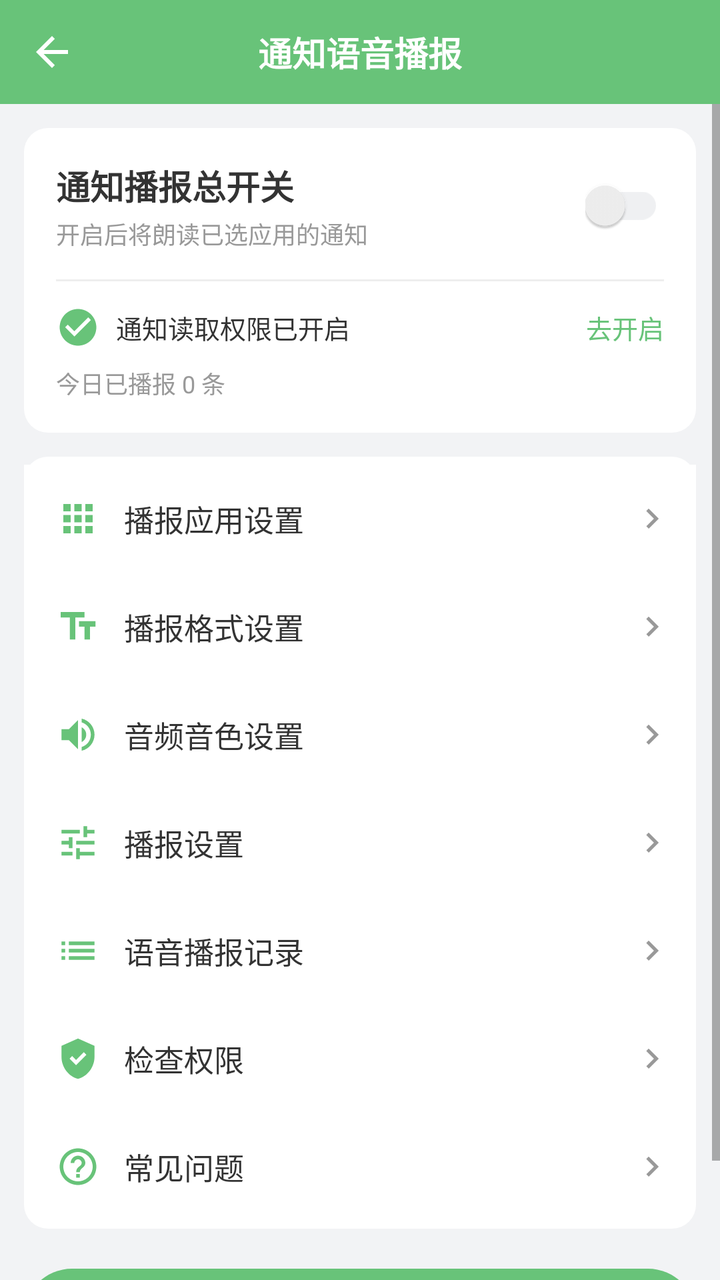
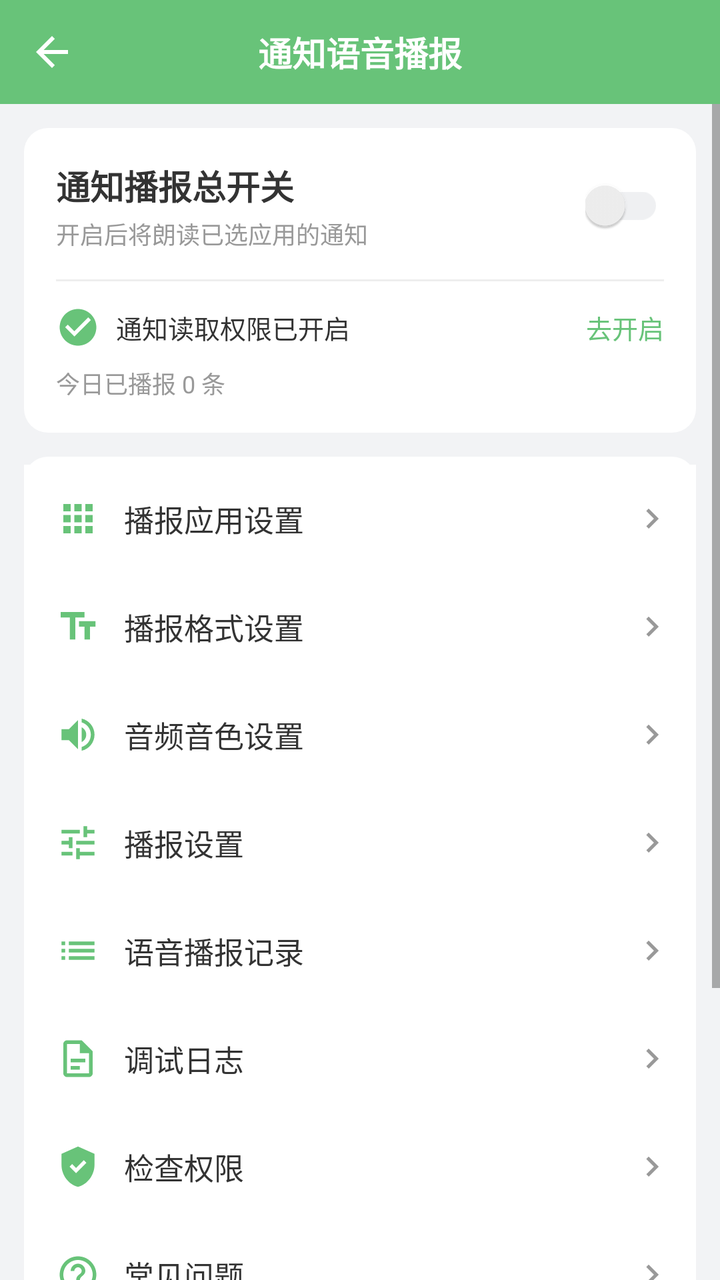

An Android layout rendered at two revisions. The XML below is the earlier revision; the diff shows what the commit changed to produce the second picture.
<!-- AndroidManifest.xml: application theme AppTheme -->
<!-- res/layout/activity_main.xml -->
<?xml version="1.0" encoding="utf-8"?>
<LinearLayout xmlns:android="http://schemas.android.com/apk/res/android"
    android:layout_width="match_parent"
    android:layout_height="match_parent"
    android:background="@color/page_bg"
    android:orientation="vertical">

    <include layout="@layout/view_titlebar" />

    <ScrollView
        android:layout_width="match_parent"
        android:layout_height="0dp"
        android:layout_weight="1"
        android:fillViewport="true">

        <LinearLayout
            android:layout_width="match_parent"
            android:layout_height="wrap_content"
            android:orientation="vertical"
            android:paddingBottom="24dp">

            
            <LinearLayout
                android:layout_width="match_parent"
                android:layout_height="wrap_content"
                android:layout_marginStart="12dp"
                android:layout_marginTop="12dp"
                android:layout_marginEnd="12dp"
                android:background="@drawable/bg_card"
                android:orientation="vertical"
                android:padding="16dp">

                <LinearLayout
                    android:layout_width="match_parent"
                    android:layout_height="wrap_content"
                    android:gravity="center_vertical"
                    android:orientation="horizontal">

                    <LinearLayout
                        android:layout_width="0dp"
                        android:layout_height="wrap_content"
                        android:layout_weight="1"
                        android:orientation="vertical">

                        <TextView
                            android:layout_width="wrap_content"
                            android:layout_height="wrap_content"
                            android:text="通知播报总开关"
                            android:textColor="@color/text_main"
                            android:textSize="17sp"
                            android:textStyle="bold" />

                        <TextView
                            android:id="@+id/tvMasterDesc"
                            style="@style/RowDesc"
                            android:layout_width="wrap_content"
                            android:layout_height="wrap_content"
                            android:text="开启后将朗读已选应用的通知" />
                    </LinearLayout>

                    <androidx.appcompat.widget.SwitchCompat
                        android:id="@+id/swMaster"
                        android:theme="@style/GreenSwitch"
                        android:layout_width="wrap_content"
                        android:layout_height="wrap_content" />
                </LinearLayout>

                <View
                    android:layout_width="match_parent"
                    android:layout_height="1dp"
                    android:layout_marginTop="14dp"
                    android:background="@color/divider" />

                <LinearLayout
                    android:id="@+id/boxStatus"
                    android:layout_width="match_parent"
                    android:layout_height="wrap_content"
                    android:layout_marginTop="12dp"
                    android:gravity="center_vertical"
                    android:orientation="horizontal">

                    <ImageView
                        android:id="@+id/ivStatus"
                        android:layout_width="22dp"
                        android:layout_height="22dp"
                        android:contentDescription="@string/app_name"
                        android:src="@drawable/ic_check" />

                    <TextView
                        android:id="@+id/tvStatus"
                        android:layout_width="0dp"
                        android:layout_height="wrap_content"
                        android:layout_marginStart="8dp"
                        android:layout_weight="1"
                        android:text="通知读取权限已开启"
                        android:textColor="@color/text_main"
                        android:textSize="13sp" />

                    <TextView
                        android:id="@+id/tvStatusAction"
                        android:layout_width="wrap_content"
                        android:layout_height="wrap_content"
                        android:text="去开启"
                        android:textColor="@color/green"
                        android:textSize="13sp" />
                </LinearLayout>

                <TextView
                    android:id="@+id/tvTodayCount"
                    style="@style/RowDesc"
                    android:layout_width="wrap_content"
                    android:layout_height="wrap_content"
                    android:layout_marginTop="8dp"
                    android:text="今日已播报 0 条" />
            </LinearLayout>

            
            <LinearLayout
                android:layout_width="match_parent"
                android:layout_height="wrap_content"
                android:layout_marginStart="12dp"
                android:layout_marginTop="12dp"
                android:layout_marginEnd="12dp"
                android:background="@drawable/bg_card"
                android:orientation="vertical"
                android:paddingTop="4dp"
                android:paddingBottom="4dp">

                <LinearLayout
                    android:id="@+id/rowApps"
                    style="@style/RowTitle"
                    android:layout_width="match_parent"
                    android:layout_height="54dp"
                    android:background="@color/card_bg"
                    android:gravity="center_vertical"
                    android:orientation="horizontal"
                    android:paddingStart="16dp"
                    android:paddingEnd="12dp">

                    <ImageView
                        android:layout_width="22dp"
                        android:layout_height="22dp"
                        android:contentDescription="@string/app_name"
                        android:src="@drawable/ic_m_apps" />

                    <TextView
                        android:layout_width="0dp"
                        android:layout_height="wrap_content"
                        android:layout_marginStart="12dp"
                        android:layout_weight="1"
                        android:text="播报应用设置"
                        android:textColor="@color/text_main"
                        android:textSize="15sp" />

                    <TextView
                        android:id="@+id/tvAppsCount"
                        android:layout_width="wrap_content"
                        android:layout_height="wrap_content"
                        android:textColor="@color/text_sub"
                        android:textSize="13sp" />

                    <ImageView
                        android:layout_width="20dp"
                        android:layout_height="20dp"
                        android:contentDescription="@string/app_name"
                        android:src="@drawable/ic_chevron" />
                </LinearLayout>

                <LinearLayout
                    android:id="@+id/rowFormat"
                    android:layout_width="match_parent"
                    android:layout_height="54dp"
                    android:gravity="center_vertical"
                    android:orientation="horizontal"
                    android:paddingStart="16dp"
                    android:paddingEnd="12dp">

                    <ImageView
                        android:layout_width="22dp"
                        android:layout_height="22dp"
                        android:contentDescription="@string/app_name"
                        android:src="@drawable/ic_m_format" />

                    <TextView
                        android:layout_width="0dp"
                        android:layout_height="wrap_content"
                        android:layout_marginStart="12dp"
                        android:layout_weight="1"
                        android:text="播报格式设置"
                        android:textColor="@color/text_main"
                        android:textSize="15sp" />

                    <ImageView
                        android:layout_width="20dp"
                        android:layout_height="20dp"
                        android:contentDescription="@string/app_name"
                        android:src="@drawable/ic_chevron" />
                </LinearLayout>

                <LinearLayout
                    android:id="@+id/rowVoice"
                    android:layout_width="match_parent"
                    android:layout_height="54dp"
                    android:gravity="center_vertical"
                    android:orientation="horizontal"
                    android:paddingStart="16dp"
                    android:paddingEnd="12dp">

                    <ImageView
                        android:layout_width="22dp"
                        android:layout_height="22dp"
                        android:contentDescription="@string/app_name"
                        android:src="@drawable/ic_m_voice" />

                    <TextView
                        android:layout_width="0dp"
                        android:layout_height="wrap_content"
                        android:layout_marginStart="12dp"
                        android:layout_weight="1"
                        android:text="音频音色设置"
                        android:textColor="@color/text_main"
                        android:textSize="15sp" />

                    <ImageView
                        android:layout_width="20dp"
                        android:layout_height="20dp"
                        android:contentDescription="@string/app_name"
                        android:src="@drawable/ic_chevron" />
                </LinearLayout>

                <LinearLayout
                    android:id="@+id/rowSpeak"
                    android:layout_width="match_parent"
                    android:layout_height="54dp"
                    android:gravity="center_vertical"
                    android:orientation="horizontal"
                    android:paddingStart="16dp"
                    android:paddingEnd="12dp">

                    <ImageView
                        android:layout_width="22dp"
                        android:layout_height="22dp"
                        android:contentDescription="@string/app_name"
                        android:src="@drawable/ic_m_setting" />

                    <TextView
                        android:layout_width="0dp"
                        android:layout_height="wrap_content"
                        android:layout_marginStart="12dp"
                        android:layout_weight="1"
                        android:text="播报设置"
                        android:textColor="@color/text_main"
                        android:textSize="15sp" />

                    <ImageView
                        android:layout_width="20dp"
                        android:layout_height="20dp"
                        android:contentDescription="@string/app_name"
                        android:src="@drawable/ic_chevron" />
                </LinearLayout>

                <LinearLayout
                    android:id="@+id/rowRecord"
                    android:layout_width="match_parent"
                    android:layout_height="54dp"
                    android:gravity="center_vertical"
                    android:orientation="horizontal"
                    android:paddingStart="16dp"
                    android:paddingEnd="12dp">

                    <ImageView
                        android:layout_width="22dp"
                        android:layout_height="22dp"
                        android:contentDescription="@string/app_name"
                        android:src="@drawable/ic_m_record" />

                    <TextView
                        android:layout_width="0dp"
                        android:layout_height="wrap_content"
                        android:layout_marginStart="12dp"
                        android:layout_weight="1"
                        android:text="语音播报记录"
                        android:textColor="@color/text_main"
                        android:textSize="15sp" />

                    <ImageView
                        android:layout_width="20dp"
                        android:layout_height="20dp"
                        android:contentDescription="@string/app_name"
                        android:src="@drawable/ic_chevron" />
                </LinearLayout>

                <LinearLayout
                    android:id="@+id/rowPermission"
                    android:layout_width="match_parent"
                    android:layout_height="54dp"
                    android:gravity="center_vertical"
                    android:orientation="horizontal"
                    android:paddingStart="16dp"
                    android:paddingEnd="12dp">

                    <ImageView
                        android:layout_width="22dp"
                        android:layout_height="22dp"
                        android:contentDescription="@string/app_name"
                        android:src="@drawable/ic_m_permission" />

                    <TextView
                        android:layout_width="0dp"
                        android:layout_height="wrap_content"
                        android:layout_marginStart="12dp"
                        android:layout_weight="1"
                        android:text="检查权限"
                        android:textColor="@color/text_main"
                        android:textSize="15sp" />

                    <ImageView
                        android:layout_width="20dp"
                        android:layout_height="20dp"
                        android:contentDescription="@string/app_name"
                        android:src="@drawable/ic_chevron" />
                </LinearLayout>

                <LinearLayout
                    android:id="@+id/rowFaq"
                    android:layout_width="match_parent"
                    android:layout_height="54dp"
                    android:gravity="center_vertical"
                    android:orientation="horizontal"
                    android:paddingStart="16dp"
                    android:paddingEnd="12dp">

                    <ImageView
                        android:layout_width="22dp"
                        android:layout_height="22dp"
                        android:contentDescription="@string/app_name"
                        android:src="@drawable/ic_m_faq" />

                    <TextView
                        android:layout_width="0dp"
                        android:layout_height="wrap_content"
                        android:layout_marginStart="12dp"
                        android:layout_weight="1"
                        android:text="常见问题"
                        android:textColor="@color/text_main"
                        android:textSize="15sp" />

                    <ImageView
                        android:layout_width="20dp"
                        android:layout_height="20dp"
                        android:contentDescription="@string/app_name"
                        android:src="@drawable/ic_chevron" />
                </LinearLayout>
            </LinearLayout>

            <TextView
                android:id="@+id/btnTest"
                android:layout_width="match_parent"
                android:layout_height="48dp"
                android:layout_marginStart="12dp"
                android:layout_marginTop="20dp"
                android:layout_marginEnd="12dp"
                android:background="@drawable/bg_btn_green"
                android:gravity="center"
                android:text="发条通知检测播报"
                android:textColor="@color/white"
                android:textSize="16sp" />
        </LinearLayout>
    </ScrollView>
</LinearLayout>
<!-- res/layout/view_titlebar.xml (included above) -->
<?xml version="1.0" encoding="utf-8"?>
<RelativeLayout xmlns:android="http://schemas.android.com/apk/res/android"
    android:id="@+id/titlebar"
    android:layout_width="match_parent"
    android:layout_height="52dp"
    android:background="@color/green">

    <ImageView
        android:id="@+id/btnBack"
        android:layout_width="52dp"
        android:layout_height="match_parent"
        android:layout_alignParentStart="true"
        android:padding="14dp"
        android:contentDescription="@string/app_name"
        android:src="@drawable/ic_back" />

    <TextView
        android:id="@+id/tvTitle"
        android:layout_width="wrap_content"
        android:layout_height="wrap_content"
        android:layout_centerInParent="true"
        android:text="@string/app_name"
        android:textColor="@color/white"
        android:textSize="17sp"
        android:textStyle="bold" />

    <TextView
        android:id="@+id/btnRight"
        android:layout_width="wrap_content"
        android:layout_height="match_parent"
        android:layout_alignParentEnd="true"
        android:gravity="center"
        android:paddingStart="12dp"
        android:paddingEnd="16dp"
        android:textColor="@color/white"
        android:textSize="14sp"
        android:visibility="gone" />
</RelativeLayout>
<!-- resources referenced by this layout -->
<resources>
  <color name="card_bg">#FFFFFF</color>
  <color name="divider">#EEEEEE</color>
  <color name="green">#68C379</color>
  <color name="page_bg">#F2F3F5</color>
  <color name="text_main">#333333</color>
  <color name="text_sub">#999999</color>
  <color name="white">#FFFFFF</color>
  <!-- drawable bg_btn_green (drawable) -->
  <?xml version="1.0" encoding="utf-8"?>
  <shape xmlns:android="http://schemas.android.com/apk/res/android" android:shape="rectangle">
      <solid android:color="@color/green" />
      <corners android:radius="24dp" />
  </shape>
  <!-- drawable bg_card (drawable) -->
  <?xml version="1.0" encoding="utf-8"?>
  <shape xmlns:android="http://schemas.android.com/apk/res/android" android:shape="rectangle">
      <solid android:color="@color/card_bg" />
      <corners android:radius="12dp" />
  </shape>
  <!-- drawable ic_back (drawable) -->
  <vector xmlns:android="http://schemas.android.com/apk/res/android"
      android:width="24dp" android:height="24dp"
      android:viewportWidth="24" android:viewportHeight="24"
      android:tint="@color/white">
      <path android:fillColor="#FFFFFF"
          android:pathData="M20,11H7.83l5.59,-5.59L12,4l-8,8 8,8 1.41,-1.41L7.83,13H20v-2z" />
  </vector>
  <!-- drawable ic_chevron (drawable) -->
  <vector xmlns:android="http://schemas.android.com/apk/res/android"
      android:width="20dp" android:height="20dp"
      android:viewportWidth="24" android:viewportHeight="24"
      android:tint="@color/text_sub">
      <path android:fillColor="#FFFFFF"
          android:pathData="M10,6L8.59,7.41 13.17,12l-4.58,4.59L10,18l6,-6z" />
  </vector>
  <!-- drawable ic_m_format (drawable) -->
  <vector xmlns:android="http://schemas.android.com/apk/res/android"
      android:width="24dp" android:height="24dp"
      android:viewportWidth="24" android:viewportHeight="24"
      android:tint="@color/green">
      <path android:fillColor="#FFFFFF"
          android:pathData="M2.5,4v3h5v12h3V7h5V4h-13zM21.5,9h-9v3h3v7h3v-7h3V9z" />
  </vector>
  <!-- drawable ic_m_record (drawable) -->
  <vector xmlns:android="http://schemas.android.com/apk/res/android"
      android:width="24dp" android:height="24dp"
      android:viewportWidth="24" android:viewportHeight="24"
      android:tint="@color/green">
      <path android:fillColor="#FFFFFF"
          android:pathData="M3,13h2v-2H3v2zM3,17h2v-2H3v2zM3,9h2V7H3v2zM7,13h14v-2H7v2zM7,17h14v-2H7v2zM7,7v2h14V7H7z" />
  </vector>
  <string name="app_name">通知语音播报</string>
  <style name="GreenSwitch">
          <item name="colorControlActivated">@color/green</item>
          <item name="android:colorForeground">@color/switch_off</item>
      </style>
  <style name="RowDesc">
          <item name="android:textSize">12sp</item>
          <item name="android:textColor">@color/text_sub</item>
          <item name="android:layout_marginTop">3dp</item>
      </style>
  <style name="RowTitle">
          <item name="android:textSize">15sp</item>
          <item name="android:textColor">@color/text_main</item>
      </style>
  <color name="switch_off">#C9CDD4</color>
  <!-- unchanged entries left out for length: 7 -->
</resources>

<!-- the commit's change to res/layout/activity_main.xml (unified diff, before → after) -->
@@ -280,6 +280,37 @@
                         android:layout_marginStart="12dp"
                         android:layout_weight="1"
                         android:text="语音播报记录"
+                        android:textColor="@color/text_main"
+                        android:textSize="15sp" />
+
+                    <ImageView
+                        android:layout_width="20dp"
+                        android:layout_height="20dp"
+                        android:contentDescription="@string/app_name"
+                        android:src="@drawable/ic_chevron" />
+                </LinearLayout>
+
+                <LinearLayout
+                    android:id="@+id/rowDebug"
+                    android:layout_width="match_parent"
+                    android:layout_height="54dp"
+                    android:gravity="center_vertical"
+                    android:orientation="horizontal"
+                    android:paddingStart="16dp"
+                    android:paddingEnd="12dp">
+
+                    <ImageView
+                        android:layout_width="22dp"
+                        android:layout_height="22dp"
+                        android:contentDescription="@string/app_name"
+                        android:src="@drawable/ic_m_debug" />
+
+                    <TextView
+                        android:layout_width="0dp"
+                        android:layout_height="wrap_content"
+                        android:layout_marginStart="12dp"
+                        android:layout_weight="1"
+                        android:text="调试日志"
                         android:textColor="@color/text_main"
                         android:textSize="15sp" />
 
@@ -365,6 +396,20 @@
                 android:text="发条通知检测播报"
                 android:textColor="@color/white"
                 android:textSize="16sp" />
+
+            <TextView
+                android:id="@+id/btnDirectSpeak"
+                android:layout_width="match_parent"
+                android:layout_height="48dp"
+                android:layout_marginStart="12dp"
+                android:layout_marginTop="10dp"
+                android:layout_marginEnd="12dp"
+                android:layout_marginBottom="16dp"
+                android:background="@drawable/bg_btn_outline"
+                android:gravity="center"
+                android:text="直接试听（绕过通知监听）"
+                android:textColor="@color/green_dark"
+                android:textSize="15sp" />
         </LinearLayout>
     </ScrollView>
 </LinearLayout>
<!-- resource entries referenced after the edit -->
@@ -3,6 +3,7 @@
   <color name="card_bg">#FFFFFF</color>
   <color name="divider">#EEEEEE</color>
   <color name="green">#68C379</color>
+  <color name="green_dark">#4FA862</color>
   <color name="page_bg">#F2F3F5</color>
   <color name="text_main">#333333</color>
   <color name="text_sub">#999999</color>
@@ -11,6 +12,13 @@
   <?xml version="1.0" encoding="utf-8"?>
   <shape xmlns:android="http://schemas.android.com/apk/res/android" android:shape="rectangle">
       <solid android:color="@color/green" />
+      <corners android:radius="24dp" />
+  </shape>
+  <!-- drawable bg_btn_outline (drawable) -->
+  <?xml version="1.0" encoding="utf-8"?>
+  <shape xmlns:android="http://schemas.android.com/apk/res/android" android:shape="rectangle">
+      <solid android:color="@color/white" />
+      <stroke android:width="1dp" android:color="@color/green" />
       <corners android:radius="24dp" />
   </shape>
   <!-- drawable bg_card (drawable) -->
@@ -34,6 +42,18 @@
       android:tint="@color/text_sub">
       <path android:fillColor="#FFFFFF"
           android:pathData="M10,6L8.59,7.41 13.17,12l-4.58,4.59L10,18l6,-6z" />
+  </vector>
+  <!-- drawable ic_m_debug (drawable) -->
+  <?xml version="1.0" encoding="utf-8"?>
+  <vector xmlns:android="http://schemas.android.com/apk/res/android"
+      android:width="24dp"
+      android:height="24dp"
+      android:viewportWidth="24"
+      android:viewportHeight="24"
+      android:tint="@color/green">
+      <path
+          android:fillColor="#FF000000"
+          android:pathData="M14,2H6c-1.1,0 -2,0.9 -2,2v16c0,1.1 0.9,2 2,2h12c1.1,0 2,-0.9 2,-2V8l-6,-6zM6,20V4h7v5h5v11H6zM8,12h8v2H8v-2zM8,16h5v2H8v-2z" />
   </vector>
   <!-- drawable ic_m_format (drawable) -->
   <vector xmlns:android="http://schemas.android.com/apk/res/android"
